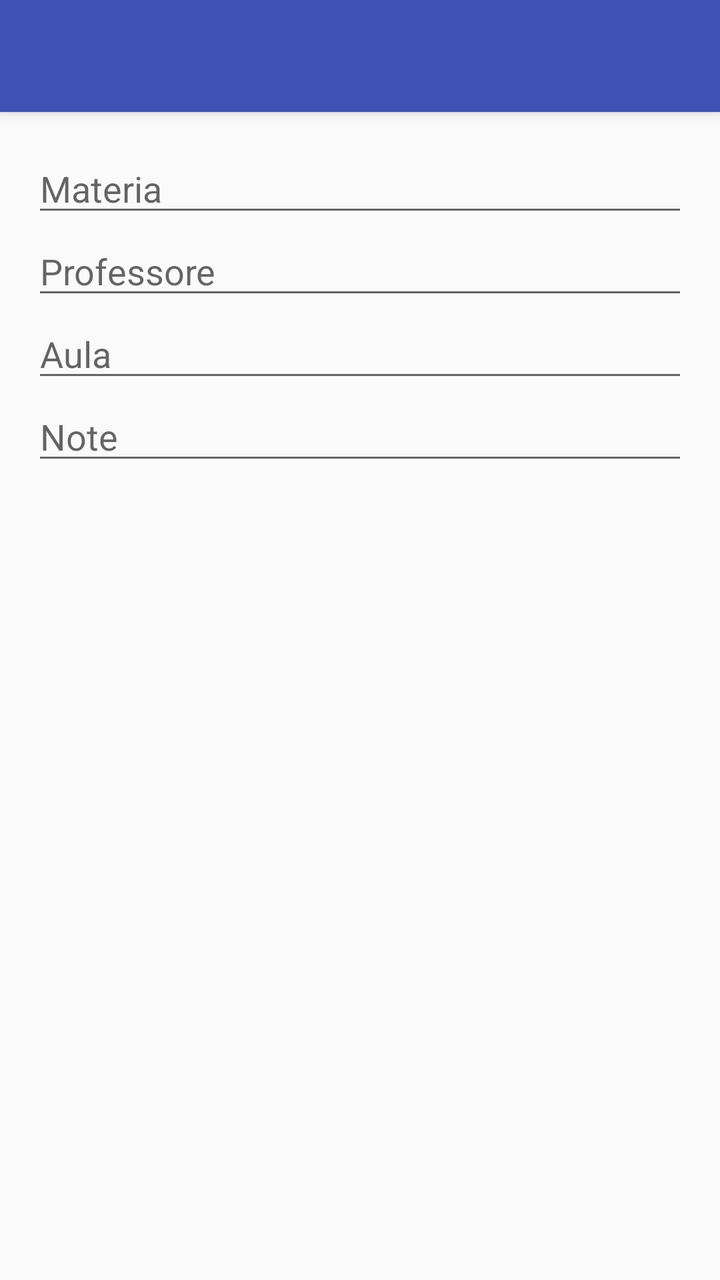
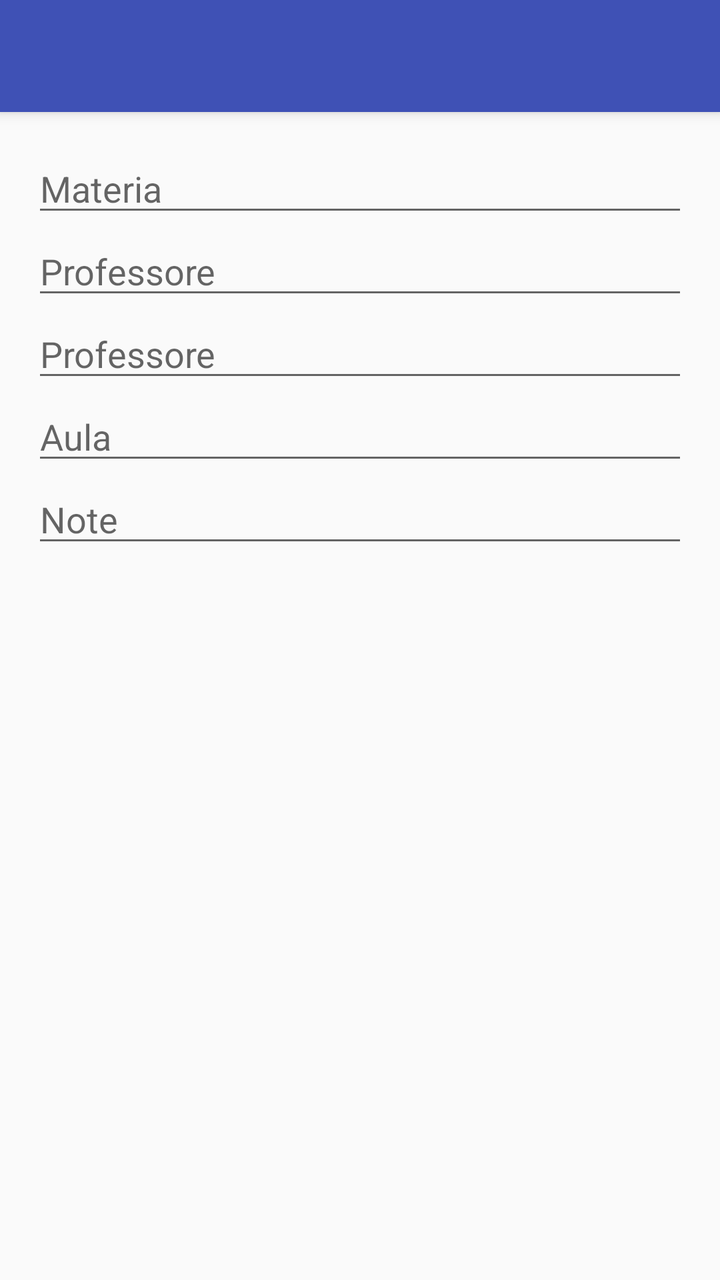

Screens rendered from an Android XML layout before and after an edit, with the pre-edit source and the edit as a unified diff.
<!-- AndroidManifest.xml: application theme AppTheme.NoActionBar -->
<!-- res/layout/activity_edit_subject_details.xml -->
<?xml version="1.0" encoding="utf-8"?>
<android.support.design.widget.CoordinatorLayout xmlns:android="http://schemas.android.com/apk/res/android"
    xmlns:tools="http://schemas.android.com/tools"
    android:layout_width="match_parent"
    android:layout_height="match_parent"
    android:fitsSystemWindows="true"
    tools:context="com.sharpdroid.registroelettronico.Activities.EditSubjectDetailsActivity">

    <include
        layout="@layout/app_bar_main"
        android:layout_width="match_parent"
        android:layout_height="match_parent" />

    <LinearLayout
        android:id="@+id/activity_edit_subject_details"
        android:layout_width="match_parent"
        android:layout_height="match_parent"
        android:layout_marginTop="?attr/actionBarSize"
        android:orientation="vertical"
        android:padding="16dp">

        <android.support.design.widget.TextInputEditText
            android:id="@+id/name"
            android:layout_width="match_parent"
            android:layout_height="wrap_content"
            android:drawablePadding="16dp"
            android:hint="@string/materia"
            android:imeOptions="actionNext"
            android:maxLines="1" />

        <android.support.design.widget.TextInputEditText
            android:id="@+id/professor"
            android:layout_width="match_parent"
            android:layout_height="wrap_content"
            android:drawablePadding="16dp"
            android:hint="@string/professore"
            android:imeOptions="actionNext"
            android:inputType="textPersonName"
            android:maxLines="1" />

        <android.support.design.widget.TextInputEditText
            android:id="@+id/classroom"
            android:layout_width="match_parent"
            android:layout_height="wrap_content"
            android:drawablePadding="16dp"
            android:hint="@string/aula"
            android:imeOptions="actionNext"
            android:maxLines="1" />

        <android.support.design.widget.TextInputEditText
            android:id="@+id/notes"
            android:layout_width="match_parent"
            android:layout_height="wrap_content"
            android:drawablePadding="16dp"
            android:hint="@string/note"
            android:imeOptions="actionDone"
            android:maxLines="1" />

    </LinearLayout>
</android.support.design.widget.CoordinatorLayout>
<!-- res/layout/app_bar_main.xml (included above) -->
<?xml version="1.0" encoding="utf-8"?>
<android.support.design.widget.CoordinatorLayout xmlns:android="http://schemas.android.com/apk/res/android"
    xmlns:app="http://schemas.android.com/apk/res-auto"
    xmlns:tools="http://schemas.android.com/tools"
    android:layout_width="match_parent"
    android:layout_height="match_parent"
    tools:context="com.sharpdroid.registroelettronico.Activities.MainActivity">

    <android.support.design.widget.AppBarLayout
        android:layout_width="match_parent"
        android:layout_height="wrap_content"
        android:background="?attr/colorPrimary"
        android:fitsSystemWindows="true"
        android:theme="@style/AppTheme.AppBarOverlay">

        <android.support.v7.widget.Toolbar
            android:id="@+id/toolbar"
            android:layout_width="match_parent"
            android:layout_height="?attr/actionBarSize"
            app:popupTheme="@style/AppTheme.PopupOverlay" />


        <com.github.sundeepk.compactcalendarview.CompactCalendarView
            android:id="@+id/calendar"
            android:layout_width="match_parent"
            android:layout_height="200dp"
            android:layout_marginBottom="16dp"
            android:visibility="gone"
            app:compactCalendarBackgroundColor="?attr/colorPrimary"
            app:compactCalendarCurrentDayBackgroundColor="@color/bluematerial"
            app:compactCalendarCurrentSelectedDayBackgroundColor="?attr/colorPrimaryDark"
            app:compactCalendarMultiEventIndicatorColor="#FFC200"
            app:compactCalendarTargetHeight="200dp"
            app:compactCalendarTextColor="#ffffffff"
            app:compactCalendarTextSize="12.0sp" />

    </android.support.design.widget.AppBarLayout>

    <include layout="@layout/content_main" />

</android.support.design.widget.CoordinatorLayout>
<!-- res/layout/content_main.xml (included above) -->
<?xml version="1.0" encoding="utf-8"?>
<RelativeLayout xmlns:android="http://schemas.android.com/apk/res/android"
    xmlns:app="http://schemas.android.com/apk/res-auto"
    xmlns:tools="http://schemas.android.com/tools"
    android:id="@+id/fragment_container"
    android:layout_width="match_parent"
    android:layout_height="match_parent"
    app:layout_behavior="@string/appbar_scrolling_view_behavior"
    tools:context="com.sharpdroid.registroelettronico.Activities.MainActivity"
    tools:showIn="@layout/app_bar_main" />
<!-- resources referenced by this layout -->
<resources>
  <color name="bluematerial">#2196F3</color>
  <string name="aula">Aula</string>
  <string name="materia">Materia</string>
  <string name="note">Note</string>
  <string name="professore">Professore</string>
  <style name="AppTheme.AppBarOverlay" parent="ThemeOverlay.AppCompat.Dark.ActionBar" />
  <style name="AppTheme.PopupOverlay" parent="ThemeOverlay.AppCompat.Light" />
  <style name="AppTheme.NoActionBar">
          <item name="windowActionBar">false</item>
          <item name="windowNoTitle">true</item>
      </style>
</resources>

<!-- the commit's change to res/layout/activity_edit_subject_details.xml (unified diff, before → after) -->
@@ -30,6 +30,16 @@
 
         <android.support.design.widget.TextInputEditText
             android:id="@+id/professor"
+            android:layout_width="match_parent"
+            android:layout_height="wrap_content"
+            android:drawablePadding="16dp"
+            android:hint="@string/professore"
+            android:imeOptions="actionNext"
+            android:inputType="textPersonName"
+            android:maxLines="1" />
+
+        <android.support.design.widget.TextInputEditText
+            android:id="@+id/professor2"
             android:layout_width="match_parent"
             android:layout_height="wrap_content"
             android:drawablePadding="16dp"
